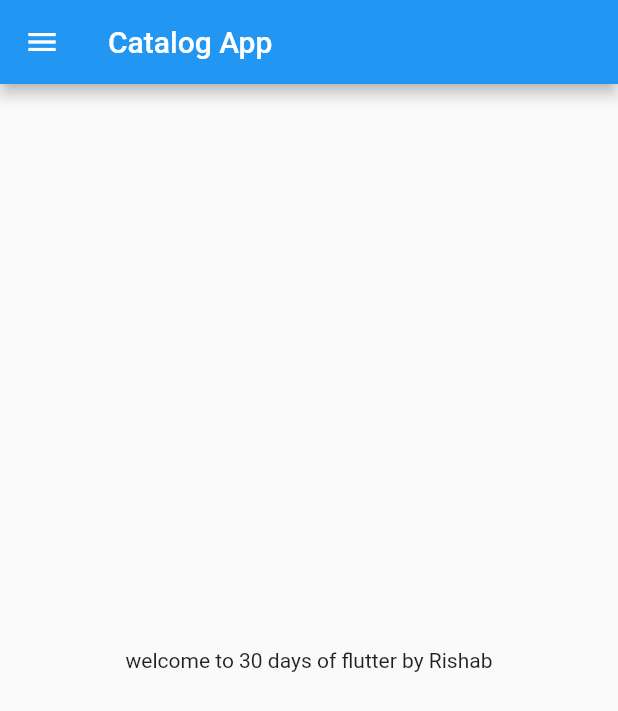
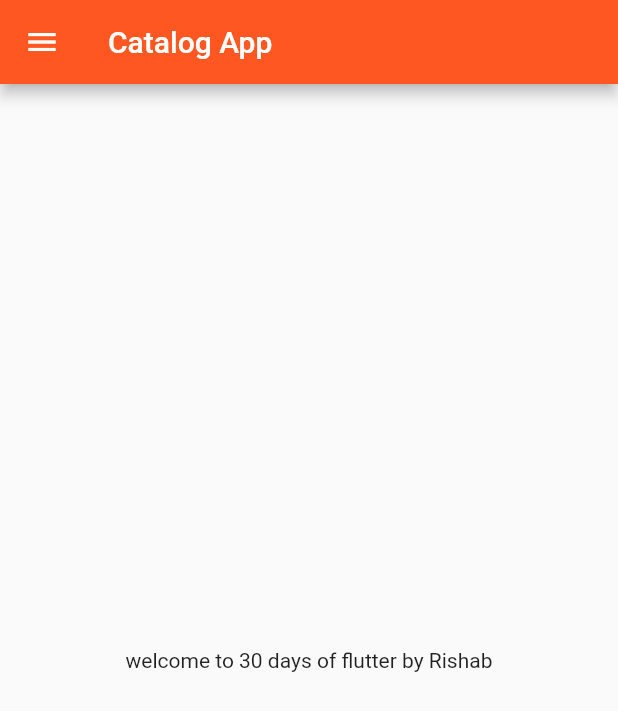
Before and after one commit to Rishab-behl/Flutter, a Flutter app: the screen it shows after launch, on a phone screen of 412 x 824 dp. Shown: the top 711 px of the screen. Run offline on Flutter 3.47's test engine with Material 2 defaults, Android fonts, the phone set to English and light mode, and no system bars.

Commit message:
Day 3 completed

```diff
--- a/lib/main.dart
+++ b/lib/main.dart
@@ -1,5 +1,6 @@
 import 'package:flutter/material.dart';
-import 'package:flutter_catalog/home_page.dart';
+import 'package:flutter_catalog/pages/home_page.dart';
+import 'package:flutter_catalog/pages/login_page.dart';
 
 void main() {
   runApp(MyApp());
@@ -9,7 +10,15 @@ class MyApp extends StatelessWidget {
   @override
   Widget build(BuildContext context) {
     return MaterialApp(
-      home: HomePage(),
+      // home: HomePage(),
+      themeMode: ThemeMode.light,
+      theme: ThemeData(primarySwatch: Colors.deepOrange),
+      darkTheme: ThemeData(brightness: Brightness.dark),
+      routes: {
+        "/": (context) => HomePage(),
+        "home": (context) => HomePage(),
+        "/login": (context) => LoginPage(),
+      },
     );
   }
 }
```
Also changed, not shown: lib/pages/login_page.dart (added, +19 -0 lines), lib/pages/home_page.dart (renamed from lib/home_page.dart).
